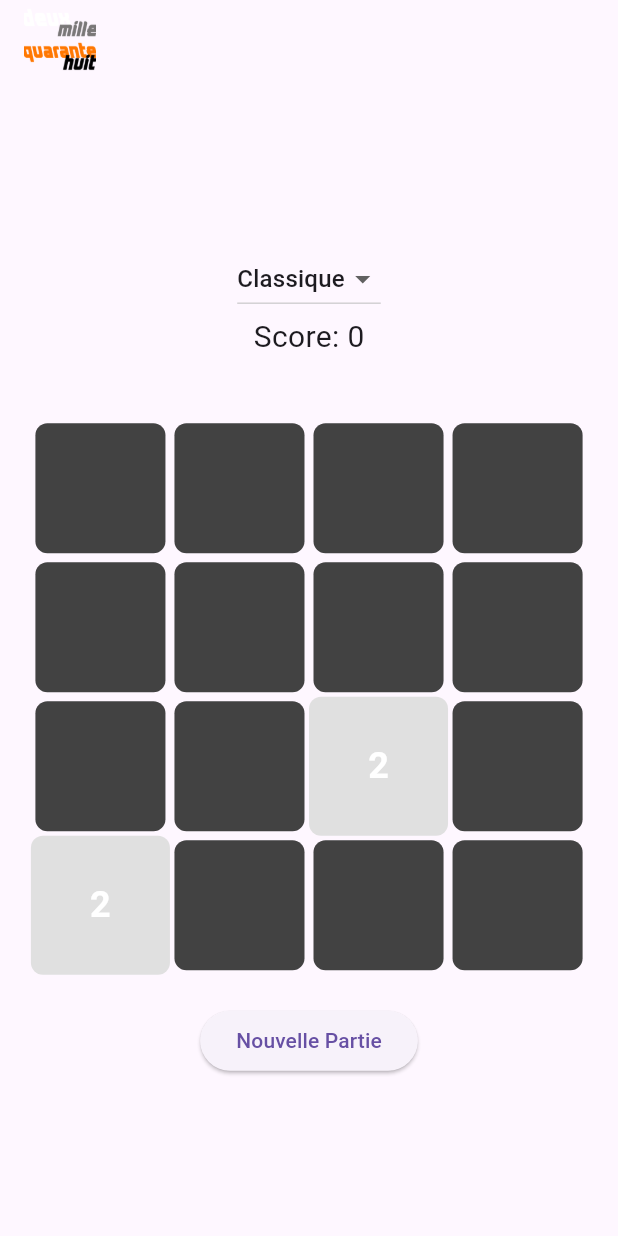
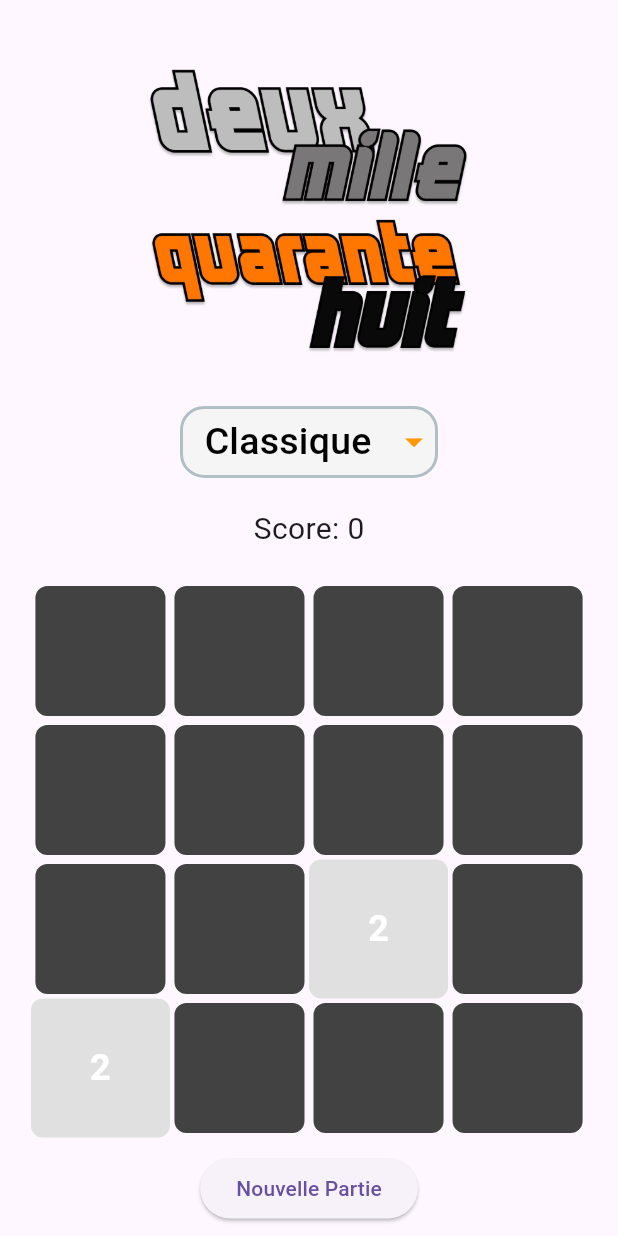
Before and after one commit to antrouillard/deux_mille_quarante_huit, a Flutter app: the screen it shows after launch, on a phone screen of 412 x 824 dp. Run offline on Flutter 3.47's test engine with Material 3 defaults, Android fonts, the phone set to English and light mode, and no system bars; drawn by our look-alikes of dropdown_button2.

Commit message:
feat: Added icon inside game + revamped GameMode menu

```diff
--- a/lib/screens/game_screen.dart
+++ b/lib/screens/game_screen.dart
@@ -3,6 +3,7 @@ import '../models/game.dart';
 import '../widgets/board_widget.dart';
 import 'dart:async';
 import 'dart:math';
+import 'package:dropdown_button2/dropdown_button2.dart';
 
 class GameScreen extends StatefulWidget {
   const GameScreen({super.key});
@@ -145,25 +146,33 @@ class _GameScreenState extends State<GameScreen> {
         }
       },
       child: Scaffold(
-        appBar: AppBar(
-          title: Image.asset(
-            'static/icon/image.png',
-            height: 48, // Adjust as needed
-            fit: BoxFit.contain,
-          ),
-        ),
         body: Center(
           child: Column(
             mainAxisAlignment: MainAxisAlignment.center,
             crossAxisAlignment: CrossAxisAlignment.center,
             children: [
-              DropdownButton<GameMode>(
+              Padding(
+                padding: const EdgeInsets.only(top: 24.0, bottom: 8.0),
+                child: Container(
+                  padding: const EdgeInsets.all(8),
+                  child: Image.asset(
+                    'static/icon/image.png',
+                    height: 215, // Adjust as needed
+                    fit: BoxFit.contain,
+                  ),
+                ),
+              ),
+              // MODE DROPDOWN
+              Padding(
+                padding: const EdgeInsets.symmetric(horizontal: 120.0),
+                child: DropdownButton2<GameMode>(
+                  isExpanded: true,
                   value: _selectedMode,
+                  underline: const SizedBox.shrink(),
                   onChanged: (mode) {
                     if (mode != null) {
                       setState(() {
                         _selectedMode = mode;
-                      // Reset game and timer when mode changes
                         game = Game(mode: _selectedMode);
                         _moveCount = 0;
                         _currentTimeout = moveTimeoutSeconds.toDouble();
@@ -177,22 +186,57 @@ class _GameScreenState extends State<GameScreen> {
                   items: const [
                     DropdownMenuItem(
                       value: GameMode.classique,
-                    child: Text("Classique"),
+                      child: Center(
+                          child: Text("Classique",
+                              style: TextStyle(
+                                  color: Colors.black, fontSize: 25))),
                     ),
                     DropdownMenuItem(
                       value: GameMode.special,
-                    child: Text("Spécial"),
+                      child: Center(
+                          child: Text("Spécial",
+                              style: TextStyle(
+                                  color: Color.fromARGB(255, 252, 217, 61),
+                                  fontSize: 25))),
                     ),
                     DropdownMenuItem(
                       value: GameMode.vitesse,
-                    child: Text("Vitesse"),
+                      child: Center(
+                          child: Text("Vitesse",
+                              style: TextStyle(
+                                  color: Color.fromARGB(255, 24, 167, 203),
+                                  fontSize: 25))),
                     ),
                   ],
+                  buttonStyleData: ButtonStyleData(
+                    decoration: BoxDecoration(
+                      borderRadius: BorderRadius.circular(16),
+                      color: Colors.grey[100],
+                      border:
+                          Border.all(color: Colors.blueGrey.shade200, width: 2),
                     ),
+                  ),
+                  dropdownStyleData: DropdownStyleData(
+                    decoration: BoxDecoration(
+                      borderRadius: BorderRadius.circular(16),
+                      color: Colors.white,
+                    ),
+                  ),
+                  iconStyleData: const IconStyleData(
+                    icon: Icon(Icons.arrow_drop_down,
+                        color: Colors.orange, size: 28),
+                  ),
+                  menuItemStyleData: const MenuItemStyleData(
+                    height: 48,
+                    padding: EdgeInsets.symmetric(horizontal: 12),
+                  ),
+                ),
+              ),
+              const SizedBox(height: 20),
               // SCORE
               Text("Score: ${game.score}",
                   style: const TextStyle(fontSize: 20)),
-              const SizedBox(height: 20),
+              const SizedBox(height: 10),
               // MOVE TIMER
               if (_selectedMode == GameMode.vitesse)
                 AnimatedContainer(
@@ -207,14 +251,16 @@ class _GameScreenState extends State<GameScreen> {
                   ),
                 ),
 
-              const SizedBox(height: 20),
+              const SizedBox(height: 10),
+              // BOARD
               BoardWidget(
                 board: game.board,
                 mergedTiles: game.mergedTiles,
                 newTiles: game.newTiles,
                 explodingTiles: game.explodingTiles,
               ),
-              const SizedBox(height: 20),
+              const SizedBox(height: 10),
+              // NEW GAME BUTTON
               ElevatedButton(
                 onPressed: () {
                   setState(() {
--- a/pubspec.yaml
+++ b/pubspec.yaml
@@ -35,6 +35,7 @@ dependencies:
   # The following adds the Cupertino Icons font to your application.
   # Use with the CupertinoIcons class for iOS style icons.
   cupertino_icons: ^1.0.6
+  dropdown_button2: ^2.3.9
 
 dev_dependencies:
   flutter_test:
```
Also changed, not shown: pubspec.lock, static/icon/image.png. Lines whose indentation alone changed are shown as unchanged.
